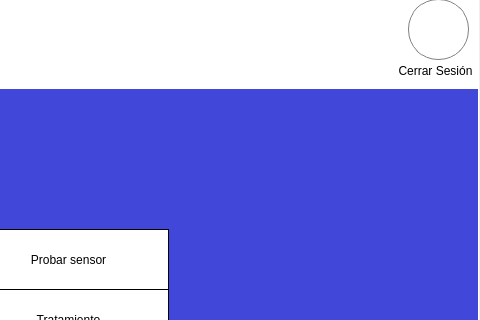
juan2914/Fobia, file Desktop/menu.ui: the form before one commit; both pictures show x 321 to 801 and y 0 to 320 of the 801 by 597 pixel window.
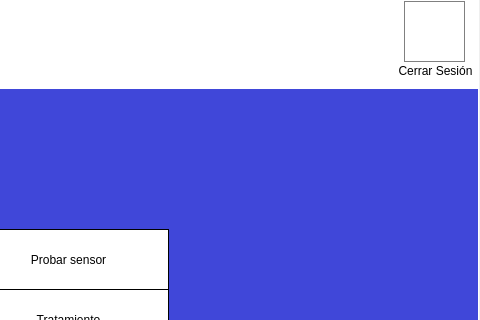
The form after the commit. Icons and pictures are not drawn.

What changed in the file:
```diff
--- a/Desktop/menu.ui
+++ b/Desktop/menu.ui
@@ -48,36 +48,6 @@
       <string>Cerrar Sesión</string>
      </property>
     </widget>
-    <widget class="QPushButton" name="button_picture">
-     <property name="geometry">
-      <rect>
-       <x>730</x>
-       <y>0</y>
-       <width>61</width>
-       <height>61</height>
-      </rect>
-     </property>
-     <property name="cursor">
-      <cursorShape>PointingHandCursor</cursorShape>
-     </property>
-     <property name="styleSheet">
-      <string notr="true">border:1px solid gray;
-border-radius: 30px;</string>
-     </property>
-     <property name="text">
-      <string/>
-     </property>
-     <property name="icon">
-      <iconset>
-       <normaloff>Icon/user.png</normaloff>Icon/user.png</iconset>
-     </property>
-     <property name="iconSize">
-      <size>
-       <width>40</width>
-       <height>40</height>
-      </size>
-     </property>
-    </widget>
     <widget class="QWidget" name="widget_2" native="true">
      <property name="geometry">
       <rect>
@@ -143,6 +113,22 @@
       </property>
      </widget>
     </widget>
+    <widget class="QLabel" name="label_foto">
+     <property name="geometry">
+      <rect>
+       <x>726</x>
+       <y>2</y>
+       <width>61</width>
+       <height>61</height>
+      </rect>
+     </property>
+     <property name="styleSheet">
+      <string notr="true">border: 1px solid gray;</string>
+     </property>
+     <property name="text">
+      <string/>
+     </property>
+    </widget>
    </widget>
   </widget>
   <widget class="QMenuBar" name="menubar">
```
